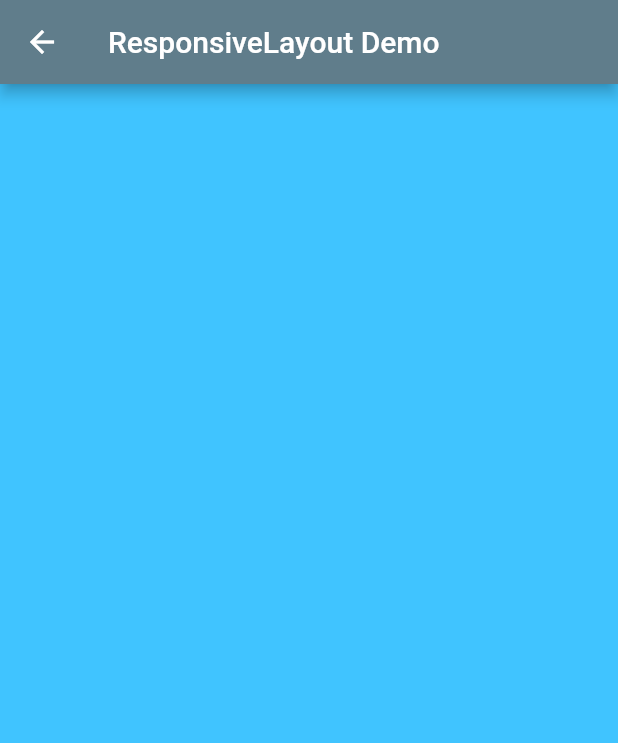
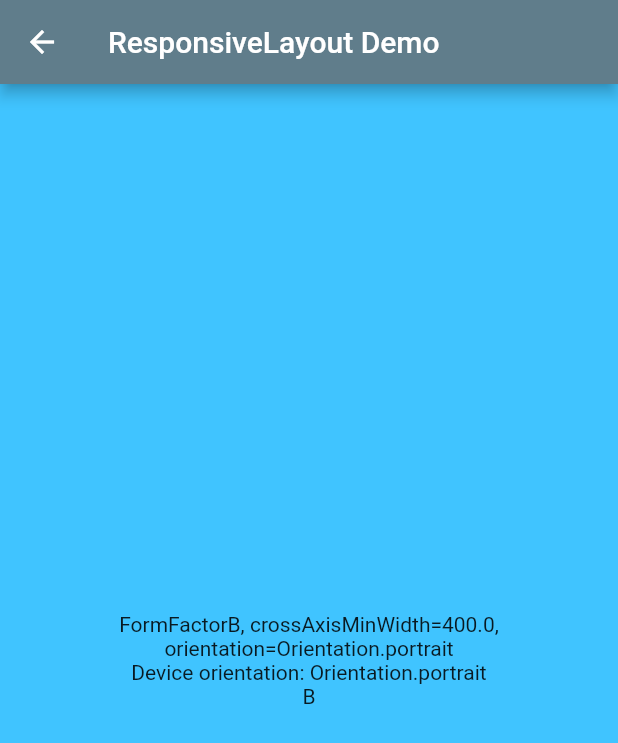
Before and after one commit to echedev/uic-flutter, a Flutter app: the screen it shows after launch, after a tap on "ResponsiveLayout", on a phone screen of 412 x 824 dp. Shown: the top 743 px of the screen. Run offline on Flutter 3.47's test engine with Material 2 defaults, Android fonts, the phone set to English and light mode, and no system bars; our stand-ins replace google_fonts.

Commit message:
Handle screen orientation on web

```diff
--- a/example/lib/main.dart
+++ b/example/lib/main.dart
@@ -166,7 +166,7 @@ class _MyHomePageState extends State<MyHomePage> {
                           context,
                           MaterialPageRoute(
                               builder: (context) =>
-                                  ResponsiveLayoutScreen()),
+                                  ResponsiveApp()),
                         );
                       },
                     ),
--- a/example/lib/responsive_layout_screen.dart
+++ b/example/lib/responsive_layout_screen.dart
@@ -1,14 +1,29 @@
 import 'package:flutter/material.dart';
 import 'package:uic/responsive_layout/responsive_layout.dart';
 
-class ResponsiveLayoutScreen  extends StatefulWidget {
-  ResponsiveLayoutScreen({Key? key}) : super(key: key);
+class ResponsiveApp extends StatelessWidget {
+  const ResponsiveApp({
+    Key? key,
+  }) : super(key: key);
 
   @override
-  _ResponsiveLayoutScreenState createState() => _ResponsiveLayoutScreenState();
+  Widget build(BuildContext context) {
+    return FormFactors(
+      formFactors: const <FormFactor>{
+        FormFactorA(),
+        FormFactorALandscape(),
+        FormFactorB(),
+        FormFactorC(),
+        FormFactorD(),
+        FormFactorE(),
+      },
+      child: const ResponsiveLayoutScreen(),
+    );
+  }
 }
 
-class _ResponsiveLayoutScreenState extends State<ResponsiveLayoutScreen> {
+class ResponsiveLayoutScreen  extends StatelessWidget {
+  const ResponsiveLayoutScreen({Key? key}) : super(key: key);
 
   @override
   Widget build(BuildContext context) {
@@ -16,56 +31,112 @@ class _ResponsiveLayoutScreenState extends State<ResponsiveLayoutScreen> {
       appBar: AppBar(
         title: Text('ResponsiveLayout Demo'),
       ),
-      body: FormFactors(
-        formFactors: const <FormFactor>{
-          FormFactorA(),
-          FormFactorB(),
-          FormFactorC(),
-          FormFactorD(),
-          FormFactorE(),
-        },
-        child: ResponsiveLayout(
-          children: {
-            FormFactorB: Container(color: Colors.lightBlueAccent,),
-            FormFactorD: Container(color: Colors.lightGreenAccent,),
-          },
+      body: ResponsiveLayout(
+        items: const [
+          ResponsiveLayoutItem(
+            formFactor: FormFactorB(),
+            child: _ResponsiveView(
+              name: 'B',
+              color: Colors.lightBlueAccent,
+            ),
+          ),
+          ResponsiveLayoutItem(
+            formFactor: FormFactorD(),
+            child: _ResponsiveView(
+              name: 'D',
+              color: Colors.lightGreenAccent,
+            ),
+          ),
+          ResponsiveLayoutItem(
+            formFactor: FormFactorALandscape(),
+            child: _ResponsiveView(
+              name: 'ALandscape',
+              color: Colors.lightBlue,
+            ),
+          ),
+        ],
+      ),
+    );
+  }
+}
+
+class _ResponsiveView extends StatelessWidget {
+  const _ResponsiveView({
+    Key? key,
+    required this.color,
+    required this.name,
+  }) : super(key: key);
+
+  final Color color;
+
+  final String name;
+
+  @override
+  Widget build(BuildContext context) {
+    final formFactor = FormFactors.of(context).currentFormFactor;
+    final orientation = FormFactors.of(context).orientation;
+    return Container(
+      color: color,
+      child: Center(
+        child: Column(
+          crossAxisAlignment: CrossAxisAlignment.center,
+          mainAxisAlignment: MainAxisAlignment.center,
+          children: [
+            Text('${formFactor.runtimeType.toString()}, '
+                'crossAxisMinWidth=${formFactor.crossAxisMinWidth}, '
+                'orientation=${formFactor.orientation}',
+              textAlign: TextAlign.center,
+            ),
+            Text('Device orientation: $orientation'),
+            Text(name),
+          ],
         ),
       ),
     );
   }
 }
 
-class FormFactorA implements FormFactor {
+class FormFactorA extends FormFactor {
   const FormFactorA();
 
   @override
-  double get maxWidth => 300;
+  double get crossAxisMinWidth => 300;
 }
 
-class FormFactorB implements FormFactor {
+class FormFactorALandscape extends FormFactor {
+  const FormFactorALandscape();
+
+  @override
+  double get crossAxisMinWidth => 300;
+
+  @override
+  Orientation get orientation => Orientation.landscape;
+}
+
+class FormFactorB extends FormFactor {
   const FormFactorB();
 
   @override
-  double get maxWidth => 400;
+  double get crossAxisMinWidth => 400;
 }
 
-class FormFactorC implements FormFactor {
+class FormFactorC extends FormFactor {
   const FormFactorC();
 
   @override
-  double get maxWidth => 500;
+  double get crossAxisMinWidth => 500;
 }
 
-class FormFactorD implements FormFactor {
+class FormFactorD extends FormFactor {
   const FormFactorD();
 
   @override
-  double get maxWidth => 600;
+  double get crossAxisMinWidth => 600;
 }
 
-class FormFactorE implements FormFactor {
+class FormFactorE extends FormFactor {
   const FormFactorE();
 
   @override
-  double get maxWidth => 700;
+  double get crossAxisMinWidth => 700;
 }
--- a/lib/responsive_layout/form_factor.dart
+++ b/lib/responsive_layout/form_factor.dart
@@ -1,3 +1,10 @@
+import 'package:flutter/widgets.dart';
+
 abstract class FormFactor {
-  double get maxWidth => 0.0;
+  const FormFactor();
+
+  double get crossAxisMinWidth => 0.0;
+
+  Orientation get orientation => Orientation.portrait;
+
 }
--- a/lib/responsive_layout/form_factors.dart
+++ b/lib/responsive_layout/form_factors.dart
@@ -1,4 +1,5 @@
 import 'package:flutter/widgets.dart';
+import 'package:uic/src/utils/platform/platform.dart';
 
 import 'form_factor.dart';
 
@@ -7,11 +8,14 @@ class FormFactors extends StatelessWidget {
     Key? key,
     required this.formFactors,
     required this.child,
+    this.orientationLocks = const FormFactorOrientationLocks(portraitWeb: true),
   }) : super(key: key);
 
   final Set<FormFactor> formFactors;
 
   final Widget child;
+
+  final FormFactorOrientationLocks orientationLocks;
 
   @override
   Widget build(BuildContext context) {
@@ -19,7 +23,8 @@ class FormFactors extends StatelessWidget {
     return _FormFactorsInherited(
       data: FormFactorsData(
         formFactors: formFactors,
-        currentFormFactor: _getCurrentFormFactor(mediaQueryData),
+        currentFormFactor: _resolveFormFactor(mediaQueryData),
+        orientation: _resolveOrientation(mediaQueryData),
       ),
       child: child,
     );
@@ -31,15 +36,34 @@ class FormFactors extends StatelessWidget {
     return formFactorsInherited!.data;
   }
 
-  FormFactor _getCurrentFormFactor(MediaQueryData mediaQueryData) {
-    FormFactor result = formFactors.first;
-    for (var formFactor in formFactors) {
-      if (formFactor.maxWidth >= mediaQueryData.size.width) {
-        break;
+  FormFactor _resolveFormFactor(MediaQueryData mediaQueryData) {
+    FormFactor? result;
+    final orientation = _resolveOrientation(mediaQueryData);
+    final mediaCrossAxisSize = orientation == Orientation.portrait ? mediaQueryData.size.width : mediaQueryData.size.height;
+    for (var formFactor in formFactors.where((item) => item.orientation == orientation)) {
+      if (mediaCrossAxisSize > formFactor.crossAxisMinWidth) {
+        result = formFactor;
       }
-      result = formFactor;
     }
-    return result;
+    return result ?? _defaultFormFactor(orientation);
+  }
+
+  Orientation _resolveOrientation(MediaQueryData mediaQueryData) {
+    if (orientationLocks.portraitWeb && Platform.isWeb) {
+      return Orientation.portrait;
+    } else if (orientationLocks.landscapeWeb && Platform.isWeb) {
+      return Orientation.landscape;
+    } else {
+      return mediaQueryData.orientation;
+    }
+  }
+
+  FormFactor _defaultFormFactor(Orientation orientation) {
+    final formFactorsPortrait = formFactors.where((item) => item.orientation == Orientation.portrait);
+    final formFactorsLandscape = formFactors.where((item) => item.orientation == Orientation.landscape);
+    final defaultPortrait = formFactorsPortrait.isEmpty ? null : formFactorsPortrait.first;
+    final defaultLandscape = formFactorsLandscape.isEmpty ? null : formFactorsLandscape.first;
+    return orientation == Orientation.portrait ? (defaultPortrait ?? defaultLandscape)! : (defaultLandscape ?? defaultPortrait)!;
   }
 }
 
@@ -52,17 +76,32 @@ class _FormFactorsInherited extends InheritedWidget {
   final FormFactorsData data;
 
   @override
-  bool updateShouldNotify(_FormFactorsInherited oldWidget) => data != oldWidget.data;
+  bool updateShouldNotify(_FormFactorsInherited oldWidget) =>
+      data.currentFormFactor != oldWidget.data.currentFormFactor ||
+      data.orientation != oldWidget.data.orientation;
 }
 
 class FormFactorsData {
   const FormFactorsData({
     required this.formFactors,
     required this.currentFormFactor,
+    required this.orientation,
   });
 
   final Set<FormFactor> formFactors;
 
   final FormFactor currentFormFactor;
 
+  final Orientation orientation;
 }
+
+class FormFactorOrientationLocks {
+  const FormFactorOrientationLocks({
+    this.portraitWeb = false,
+    this.landscapeWeb = false,
+  });
+
+  final bool portraitWeb;
+
+  final bool landscapeWeb;
+}
--- a/lib/responsive_layout/responsive_layout_widget.dart
+++ b/lib/responsive_layout/responsive_layout_widget.dart
@@ -1,3 +1,4 @@
+import 'package:collection/collection.dart';
 import 'package:flutter/widgets.dart';
 
 import 'form_factor.dart';
@@ -6,10 +7,10 @@ import 'form_factors.dart';
 class ResponsiveLayout extends StatefulWidget {
   const ResponsiveLayout({
     Key? key,
-    required this.children,
+    required this.items,
   }) : super(key: key);
 
-  final Map<Type, Widget> children;
+  final List<ResponsiveLayoutItem> items;
 
   @override
   State<ResponsiveLayout> createState() => _ResponsiveLayoutState();
@@ -17,7 +18,7 @@ class ResponsiveLayout extends StatefulWidget {
 
 class _ResponsiveLayoutState extends State<ResponsiveLayout> {
 
-  final _children = <Type, Widget>{};
+  final _children = <FormFactor, Widget>{};
 
   @override
   void didUpdateWidget(ResponsiveLayout oldWidget) {
@@ -29,23 +30,46 @@ class _ResponsiveLayoutState extends State<ResponsiveLayout> {
   Widget build(BuildContext context) {
     final formFactorsData = FormFactors.of(context);
     if (_children.isEmpty) {
-      _children.addAll(_resolveChildren(widget.children, formFactorsData.formFactors));
+      _children.addAll(_resolveChildren(widget.items, formFactorsData));
     }
-    return _children[formFactorsData.currentFormFactor.runtimeType] !;
+    return _children[formFactorsData.currentFormFactor]!;
   }
 
-  Map<Type, Widget> _resolveChildren(Map<Type, Widget> children,
-      Set<FormFactor> formFactors) {
-    final result = <Type, Widget>{};
+  Map<FormFactor, Widget> _resolveChildren(List<ResponsiveLayoutItem> items, FormFactorsData formFactorsData) {
+    final result = <FormFactor, Widget>{};
 
-    final defaultFormFactor = children.keys.first;
-    Type? currentFormFactor;
-    for (FormFactor formFactor in formFactors) {
-      if (children.containsKey(formFactor.runtimeType)) {
-        currentFormFactor = formFactor.runtimeType;
+    final explicitChildren = Map<FormFactor, Widget>.fromIterable(items, key: (item) => item.formFactor, value: (item) => item.child);
+    final portraitFormFactors = explicitChildren.keys.where((item) => item.orientation == Orientation.portrait);
+    final landscapeFormFactors = explicitChildren.keys.where((element) => element.orientation == Orientation.landscape);
+    final defaultPortrait = portraitFormFactors.isEmpty ? null : portraitFormFactors.first;
+    final defaultLandscape = landscapeFormFactors.isEmpty ? null : landscapeFormFactors.first;
+
+    FormFactor? currentFormFactor;
+    for (FormFactor formFactor in formFactorsData.formFactors.where((item) => item.orientation == Orientation.portrait)) {
+      if (explicitChildren.keys.contains(formFactor)) {
+        currentFormFactor = formFactor;
       }
-      result[formFactor.runtimeType] = children[currentFormFactor ?? defaultFormFactor]!;
+      result[formFactor] = explicitChildren[currentFormFactor ?? defaultPortrait ?? defaultLandscape]!;
+    }
+    currentFormFactor = null;
+    for (FormFactor formFactor in formFactorsData.formFactors.where((item) => item.orientation == Orientation.landscape)) {
+      if (explicitChildren.keys.contains(formFactor)) {
+        currentFormFactor = formFactor;
+      }
+      result[formFactor] = explicitChildren[currentFormFactor ?? defaultLandscape ?? defaultPortrait]!;
     }
     return result;
   }
 }
+
+class ResponsiveLayoutItem {
+  const ResponsiveLayoutItem({
+    required this.formFactor,
+    required this.child,
+  });
+
+  final FormFactor formFactor;
+
+  final Widget child;
+
+}
--- /dev/null
+++ b/lib/src/utils/platform/platform.dart
@@ -0,0 +1,21 @@
+// ignore_for_file: public_member_api_docs
+
+import 'platform_web.dart' if (dart.library.io) 'platform_io.dart';
+
+abstract class Platform {
+  static bool get isWeb => currentPlatform == PlatformType.web;
+
+  static bool get isMacOS => currentPlatform == PlatformType.macOS;
+
+  static bool get isWindows => currentPlatform == PlatformType.windows;
+
+  static bool get isLinux => currentPlatform == PlatformType.linux;
+
+  static bool get isAndroid => currentPlatform == PlatformType.android;
+
+  static bool get isIOS => currentPlatform == PlatformType.iOS;
+
+  static bool get isFuchsia => currentPlatform == PlatformType.fuchsia;
+}
+
+enum PlatformType { web, windows, linux, macOS, android, fuchsia, iOS }
--- /dev/null
+++ b/lib/src/utils/platform/platform_io.dart
@@ -0,0 +1,14 @@
+// ignore_for_file: public_member_api_docs
+
+import 'dart:io' as io;
+
+import 'platform.dart';
+
+PlatformType get currentPlatform {
+  if (io.Platform.isWindows) return PlatformType.windows;
+  if (io.Platform.isFuchsia) return PlatformType.fuchsia;
+  if (io.Platform.isMacOS) return PlatformType.macOS;
+  if (io.Platform.isLinux) return PlatformType.linux;
+  if (io.Platform.isIOS) return PlatformType.iOS;
+  return PlatformType.android;
+}
--- /dev/null
+++ b/lib/src/utils/platform/platform_web.dart
@@ -0,0 +1,5 @@
+// ignore_for_file: public_member_api_docs
+
+import 'platform.dart';
+
+PlatformType get currentPlatform => PlatformType.web;
```
